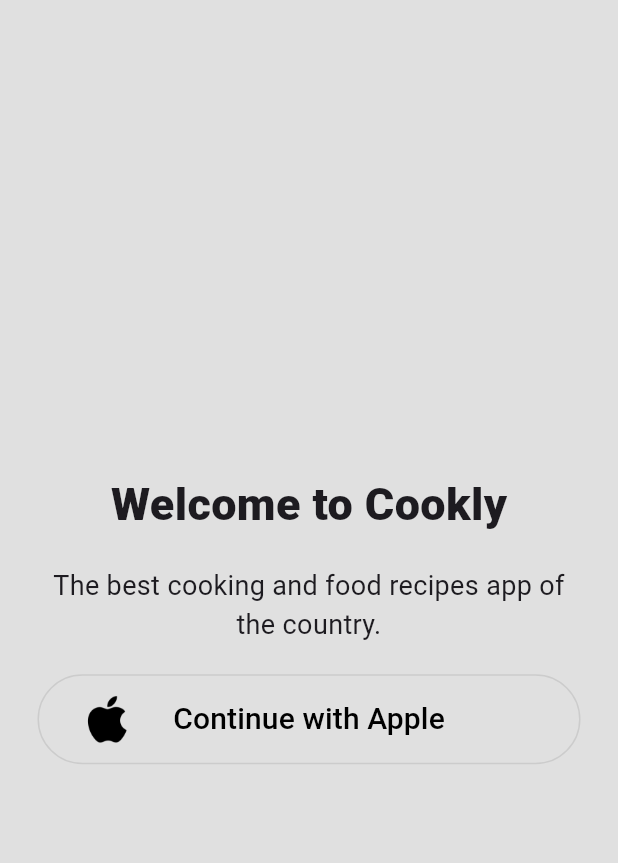
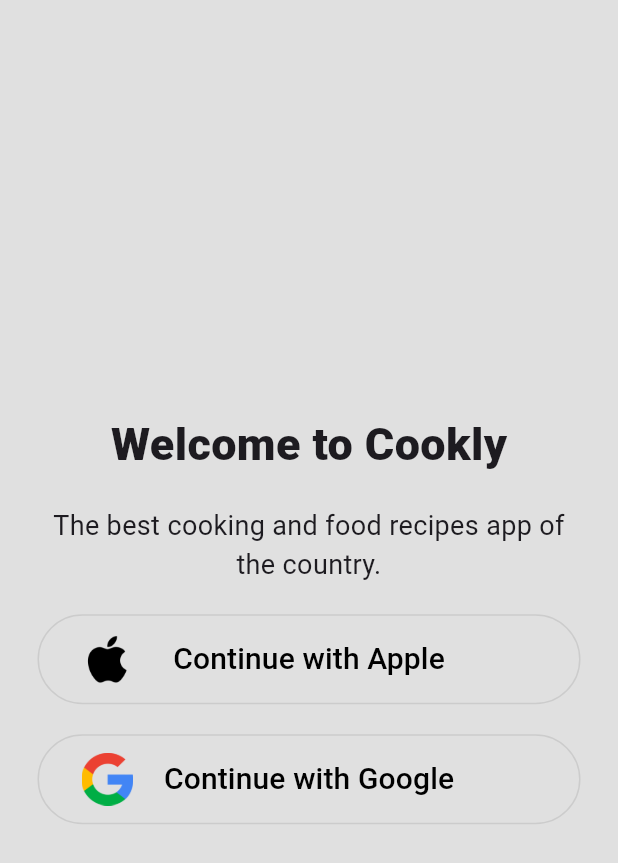
Before and after one commit to iftekar2/FlutterProjects, a Flutter app: the screen it shows after launch, on a phone screen of 412 x 824 dp. Shown: the top 863 px of the screen. Run offline on Flutter 3.47's test engine with Material 3 defaults, Android fonts, the phone set to English and light mode, and no system bars; our stand-ins replace flutter_slidable, flutter_spinkit, google_nav_bar, hive, hive_flutter; accounts and stored records are empty.

Commit message:
Google button is done

```diff
--- a/authentication/lib/pages/login_page.dart
+++ b/authentication/lib/pages/login_page.dart
@@ -74,7 +74,50 @@
               ),
             ),
 
+            SizedBox(height: 20),
             // Google login button
+            SizedBox(
+              height: 60,
+              width: 500,
+              child: ElevatedButton(
+                style: ElevatedButton.styleFrom(
+                  backgroundColor: Colors.grey[300],
+                  shape: RoundedRectangleBorder(
+                    borderRadius: BorderRadius.circular(50),
+                    side: BorderSide(
+                      color: Colors.grey.withOpacity(0.3),
+                      width: 1,
+                    ),
+                  ),
+                  elevation: 0,
+                  // This is to remove the ripple effect when button is pressed
+                  shadowColor: Colors.transparent,
+                  splashFactory:
+                      NoSplash.splashFactory, // Removes ripple effect
+                ),
+                onPressed: () {},
+                child: Stack(
+                  alignment: Alignment.center,
+                  children: [
+                    Align(
+                      alignment: Alignment.centerLeft,
+                      child: Padding(
+                        padding: const EdgeInsets.only(left: 5),
+                        child: Image(
+                          image: const AssetImage("lib/images/google-logo.png"),
+                          height: 35,
+                          width: 35,
+                        ),
+                      ),
+                    ),
+                    Text(
+                      "Continue with Google",
+                      style: TextStyle(fontSize: 20, color: Colors.black),
+                    ),
+                  ],
+                ),
+              ),
+            ),
 
             // Other signup options text
 
```
Also changed, not shown: authentication/lib/images/google-logo.png.
